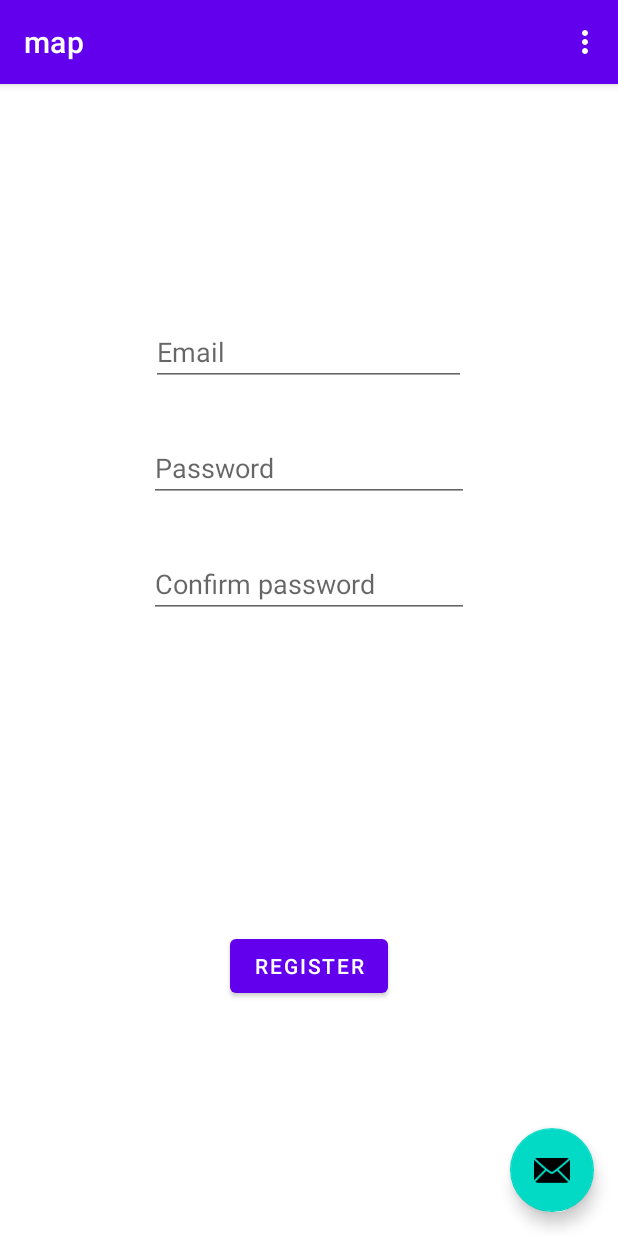
After one commit to JDavidLpez723/mapapp, an Android app: the FourthFragment screen opened through its navigation route, on a phone screen of 412 x 824 dp. The commit adds this screen. Run offline under Robolectric (Android 15) with nearby library versions, the phone set to English and light mode, and no system bars.

Commit message:
crear login fragment

```diff
--- /dev/null
+++ b/app/src/main/java/com/example/map/FourthFragment.kt
@@ -0,0 +1,38 @@
+package com.example.map
+
+import android.os.Bundle
+import androidx.fragment.app.Fragment
+import android.view.LayoutInflater
+import android.view.View
+import android.view.ViewGroup
+import android.widget.Button
+import androidx.navigation.fragment.findNavController
+
+// TODO: Rename parameter arguments, choose names that match
+// the fragment initialization parameters, e.g. ARG_ITEM_NUMBER
+private const val ARG_PARAM1 = "param1"
+private const val ARG_PARAM2 = "param2"
+
+/**
+ * A simple [Fragment] subclass.
+ * Use the [FourthFragment.newInstance] factory method to
+ * create an instance of this fragment.
+ */
+class FourthFragment : Fragment() {
+
+    override fun onCreateView(
+        inflater: LayoutInflater, container: ViewGroup?,
+        savedInstanceState: Bundle?
+    ): View? {
+        // Inflate the layout for this fragment
+        return inflater.inflate(R.layout.fragment_fourth, container, false)
+    }
+
+    override fun onViewCreated(view: View, savedInstanceState: Bundle?) {
+        super.onViewCreated(view, savedInstanceState)
+
+       // view.findViewById<Button>(R.id.button_first).setOnClickListener {
+       //     findNavController().navigate(R.id.action_FirstFragment_to_SecondFragment)
+       // }
+    }
+}
--- a/app/src/main/java/com/example/map/ThirdFragment.kt
+++ b/app/src/main/java/com/example/map/ThirdFragment.kt
@@ -24,8 +24,8 @@ class ThirdFragment : Fragment() {
     override fun onViewCreated(view: View, savedInstanceState: Bundle?) {
         super.onViewCreated(view, savedInstanceState)
 
-        //view.findViewById<Button>(R.id.button_third).setOnClickListener {
-        //    findNavController().navigate(R.id.action_ThirdFragment_to_LoginFragment)
-        //}
+        view.findViewById<Button>(R.id.button_third).setOnClickListener {
+            findNavController().navigate(R.id.action_thirdFragment_to_fourthFragment)
+        }
     }
 }
--- /dev/null
+++ b/app/src/main/res/layout/fragment_fourth.xml
@@ -0,0 +1,59 @@
+<?xml version="1.0" encoding="utf-8"?>
+<androidx.constraintlayout.widget.ConstraintLayout xmlns:android="http://schemas.android.com/apk/res/android"
+    xmlns:app="http://schemas.android.com/apk/res-auto"
+    xmlns:tools="http://schemas.android.com/tools"
+    android:id="@+id/frameLayout2"
+    android:layout_width="match_parent"
+    android:layout_height="match_parent"
+    tools:context=".FourthFragment">
+
+    <!-- TODO: Update blank fragment layout -->
+
+    <EditText
+        android:id="@+id/editTextTextPersonName"
+        android:layout_width="210dp"
+        android:layout_height="wrap_content"
+        android:layout_marginTop="156dp"
+        android:ems="10"
+        android:inputType="textPersonName"
+        android:hint="@string/email"
+        app:layout_constraintEnd_toEndOf="parent"
+        app:layout_constraintHorizontal_bias="0.497"
+        app:layout_constraintStart_toStartOf="parent"
+        app:layout_constraintTop_toTopOf="parent" />
+
+    <EditText
+        android:id="@+id/editTextTextPersonName2"
+        android:layout_width="wrap_content"
+        android:layout_height="wrap_content"
+        android:layout_marginTop="32dp"
+        android:ems="10"
+        android:inputType="textPersonName"
+        android:hint="@string/password"
+        app:layout_constraintEnd_toEndOf="parent"
+        app:layout_constraintStart_toStartOf="parent"
+        app:layout_constraintTop_toBottomOf="@+id/editTextTextPersonName" />
+
+    <Button
+        android:id="@+id/button_fourth"
+        android:layout_width="wrap_content"
+        android:layout_height="wrap_content"
+        android:layout_marginBottom="156dp"
+        android:text="@string/register"
+        app:layout_constraintBottom_toBottomOf="parent"
+        app:layout_constraintEnd_toEndOf="parent"
+        app:layout_constraintStart_toStartOf="parent" />
+
+    <EditText
+        android:id="@+id/editTextTextPersonName3"
+        android:layout_width="wrap_content"
+        android:layout_height="wrap_content"
+        android:layout_marginTop="32dp"
+        android:ems="10"
+        android:inputType="textPersonName"
+        android:hint="@string/cpassword"
+        app:layout_constraintEnd_toEndOf="parent"
+        app:layout_constraintStart_toStartOf="parent"
+        app:layout_constraintTop_toBottomOf="@+id/editTextTextPersonName2" />
+
+</androidx.constraintlayout.widget.ConstraintLayout>
--- a/app/src/main/res/navigation/nav_graph.xml
+++ b/app/src/main/res/navigation/nav_graph.xml
@@ -28,5 +28,14 @@
         android:id="@+id/thirdFragment"
         android:name="com.example.map.ThirdFragment"
         android:label="fragment_third"
-        tools:layout="@layout/fragment_third" />
+        tools:layout="@layout/fragment_third" >
+        <action
+            android:id="@+id/action_thirdFragment_to_fourthFragment"
+            app:destination="@id/fourthFragment" />
+    </fragment>
+    <fragment
+        android:id="@+id/fourthFragment"
+        android:name="com.example.map.FourthFragment"
+        android:label="fragment_fourth"
+        tools:layout="@layout/fragment_fourth" />
 </navigation>
--- a/app/src/main/res/values/strings.xml
+++ b/app/src/main/res/values/strings.xml
@@ -12,15 +12,9 @@
     <string name="Welcome2">With this app, you will be able to save and share your favourite places!</string>
     <string name="Welcome3">Create an account and start enjoying!</string>
     <string name="hello_second_fragment">Hello second fragment. Arg: %1$s</string>
-    <!-- TODO: Remove or change this placeholder text -->
-    <string name="hello_blank_fragment">Hello blank fragment</string>
-    <!-- Strings related to login -->
-    <string name="prompt_email">Email</string>
-    <string name="prompt_password">Password</string>
-    <string name="action_sign_in">Sign in or register</string>
-    <string name="action_sign_in_short">Sign in</string>
-    <string name="welcome">"Welcome!"</string>
-    <string name="invalid_username">Not a valid username</string>
-    <string name="invalid_password">Password must be >5 characters</string>
-    <string name="login_failed">"Login failed"</string>
+    <string name="email">Email</string>
+    <string name="password">Password</string>
+    <string name="cpassword">Confirm password</string>
+    <string name="register">REGISTER</string>
+
 </resources>
```
